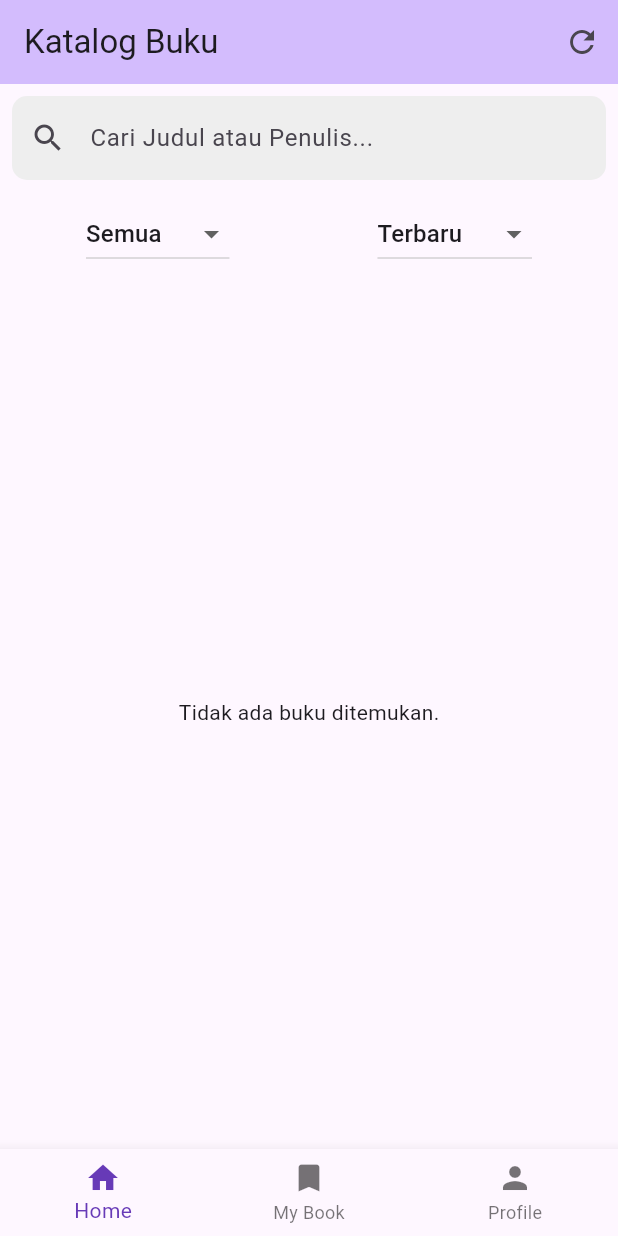
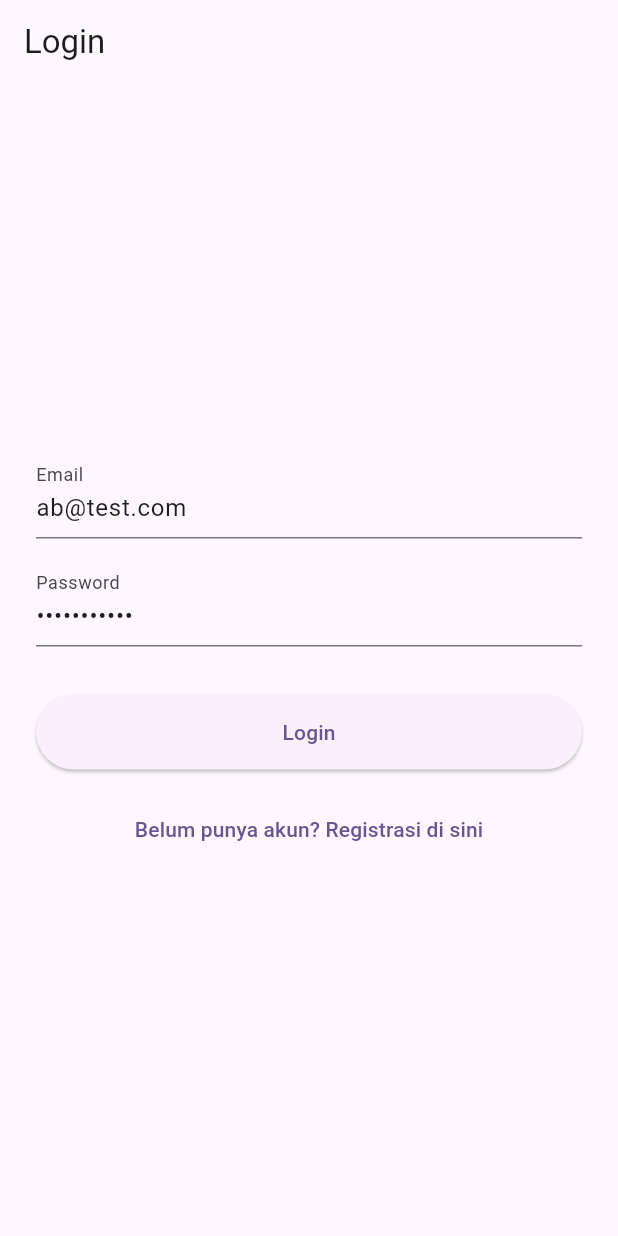
Before and after one commit to Abdurrokhman02/gh_library, a Flutter app: the screen it shows after launch, on a phone screen of 412 x 824 dp. Run offline on Flutter 3.47's test engine with Material 3 defaults, Android fonts, the phone set to English and light mode, and no system bars; our stand-ins replace image_picker, shared_preferences; accounts and stored records are empty.

Commit message:
login/regist

```diff
--- a/lib/main.dart
+++ b/lib/main.dart
@@ -1,8 +1,13 @@
+// lib/main.dart
 import 'package:flutter/material.dart';
 import 'package:provider/provider.dart';
+
+import 'providers/auth_provider.dart'; // <=== BARU
 import 'providers/book_provider.dart';
 import 'providers/user_provider.dart';
+import 'screens/login_screen.dart';
 import 'screens/main_wrapper.dart';
+import 'screens/registration_screen.dart'; // <=== BARU
 
 void main() {
   runApp(const MyApp());
@@ -13,9 +18,11 @@ class MyApp extends StatelessWidget {
 
   @override
   Widget build(BuildContext context) {
-    // Daftarkan semua provider di sini
     return MultiProvider(
       providers: [
+        ChangeNotifierProvider(
+          create: (_) => AuthProvider(),
+        ), // <=== Tambahkan AuthProvider
         ChangeNotifierProvider(create: (_) => BookProvider()),
         ChangeNotifierProvider(create: (_) => UserProvider()),
       ],
@@ -26,7 +33,21 @@ class MyApp extends StatelessWidget {
           colorScheme: ColorScheme.fromSeed(seedColor: Colors.deepPurple),
           useMaterial3: true,
         ),
-        home: const MainWrapper(),
+        // Cek status autentikasi untuk menentukan halaman awal
+        home: Consumer<AuthProvider>(
+          builder: (context, authProvider, _) {
+            switch (authProvider.status) {
+              case AuthStatus.uninitialized:
+                return const Scaffold(
+                  body: Center(child: CircularProgressIndicator()),
+                );
+              case AuthStatus.unauthenticated:
+                return const LoginScreen(); // Tampilkan halaman Login
+              case AuthStatus.authenticated:
+                return const MainWrapper(); // Tampilkan Main Wrapper
+            }
+          },
+        ),
       ),
     );
   }
--- /dev/null
+++ b/lib/providers/auth_provider.dart
@@ -0,0 +1,50 @@
+// lib/providers/auth_provider.dart
+import 'package:flutter/material.dart';
+import 'package:shared_preferences/shared_preferences.dart';
+import '../services/api_service.dart';
+
+enum AuthStatus { uninitialized, authenticated, unauthenticated }
+
+class AuthProvider with ChangeNotifier {
+    AuthStatus _status = AuthStatus.uninitialized;
+    final ApiService _apiService = ApiService();
+
+    AuthStatus get status => _status;
+
+    AuthProvider() {
+        _checkIfLoggedIn();
+    }
+
+    // Cek token di SharedPreferences saat aplikasi mulai
+    Future<void> _checkIfLoggedIn() async {
+        final prefs = await SharedPreferences.getInstance();
+        final token = prefs.getString('auth_token');
+
+        if (token != null) {
+            _status = AuthStatus.authenticated;
+        } else {
+            _status = AuthStatus.unauthenticated;
+        }
+        notifyListeners();
+    }
+
+    Future<bool> signIn(String email, String password) async {
+        final token = await _apiService.login(email, password);
+
+        if (token != null) {
+            _status = AuthStatus.authenticated;
+            notifyListeners();
+            return true;
+        }
+        return false;
+    }
+
+    Future<void> signOut() async {
+        final prefs = await SharedPreferences.getInstance();
+        // Hapus token dan user ID
+        await prefs.remove('auth_token');
+        await prefs.remove('user_id');
+        _status = AuthStatus.unauthenticated;
+        notifyListeners();
+    }
+}
--- a/lib/providers/book_provider.dart
+++ b/lib/providers/book_provider.dart
@@ -90,21 +90,20 @@ class BookProvider with ChangeNotifier {
 
   // Logic untuk save/delete dari Halaman Home
   Future<void> toggleBookSaveStatus(Book book) async {
-    // Baris 97 yang tadinya error, sekarang teratasi karena toggleSavedBook sudah ada di ApiService
     final bool success = await _apiService.toggleSavedBook(
       book.id,
       !book.isSaved,
     );
 
     if (success) {
-      // Update daftar semua buku
+      // Update daftar semua buku secara lokal
       final indexAll = _allBooks.indexWhere((b) => b.id == book.id);
       if (indexAll != -1) {
         _allBooks[indexAll] = book.copyWith(isSaved: !book.isSaved);
       }
 
+      notifyListeners();
       // Panggil ulang fetchMyBooks untuk memastikan MyBook sinkron
-      notifyListeners();
       fetchMyBooks();
     }
   }
--- /dev/null
+++ b/lib/screens/login_screen.dart
@@ -0,0 +1,81 @@
+// lib/screens/login_screen.dart
+import 'package:flutter/material.dart';
+import 'package:provider/provider.dart';
+import '../providers/auth_provider.dart';
+import 'registration_screen.dart';
+
+class LoginScreen extends StatefulWidget {
+  const LoginScreen({super.key});
+
+  @override
+  State<LoginScreen> createState() => _LoginScreenState();
+}
+
+class _LoginScreenState extends State<LoginScreen> {
+  // Gunakan email/password yang kamu registrasi di database
+  final TextEditingController _emailController = TextEditingController(text: 'ab@test.com');
+  final TextEditingController _passwordController = TextEditingController(text: 'password123');
+  bool _isLoading = false;
+
+  void _submitLogin() async {
+    setState(() => _isLoading = true);
+    final authProvider = Provider.of<AuthProvider>(context, listen: false);
+
+    final success = await authProvider.signIn(
+      _emailController.text,
+      _passwordController.text,
+    );
+
+    if (!mounted) return;
+    setState(() => _isLoading = false);
+
+    if (!success) {
+      ScaffoldMessenger.of(context).showSnackBar(
+        const SnackBar(content: Text('Login gagal. Cek email dan password!')),
+      );
+    }
+  }
+
+  @override
+  Widget build(BuildContext context) {
+    return Scaffold(
+      appBar: AppBar(title: const Text('Login')),
+      body: Padding(
+        padding: const EdgeInsets.all(24.0),
+        child: Column(
+          mainAxisAlignment: MainAxisAlignment.center,
+          children: [
+            TextField(
+              controller: _emailController,
+              decoration: const InputDecoration(labelText: 'Email'),
+              keyboardType: TextInputType.emailAddress,
+            ),
+            const SizedBox(height: 16),
+            TextField(
+              controller: _passwordController,
+              decoration: const InputDecoration(labelText: 'Password'),
+              obscureText: true,
+            ),
+            const SizedBox(height: 32),
+            ElevatedButton(
+              onPressed: _isLoading ? null : _submitLogin,
+              child: _isLoading ? const CircularProgressIndicator() : const Text('Login'),
+              style: ElevatedButton.styleFrom(
+                minimumSize: const Size(double.infinity, 50),
+              ),
+            ),
+            const SizedBox(height: 16),
+            TextButton(
+              onPressed: () {
+                Navigator.of(context).push(
+                  MaterialPageRoute(builder: (_) => const RegistrationScreen()),
+                );
+              },
+              child: const Text('Belum punya akun? Registrasi di sini'),
+            ),
+          ],
+        ),
+      ),
+    );
+  }
+}
```
Also changed, not shown: lib/screens/profile_screen.dart (+48 -15 lines), lib/screens/registration_screen.dart (added, +81 -0 lines), lib/services/api_service.dart (+99 -22 lines).
